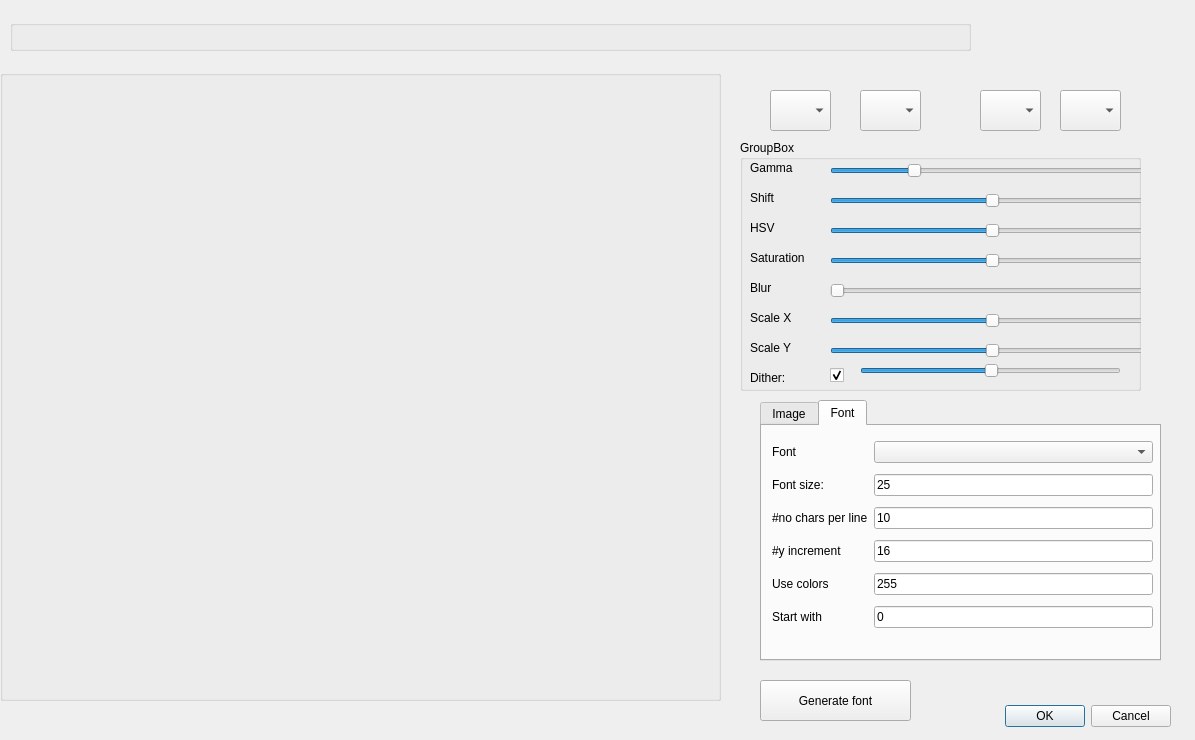
This is dialogimport.ui in leuat/TRSE as Qt 5 draws it before an edit. The edited form follows.
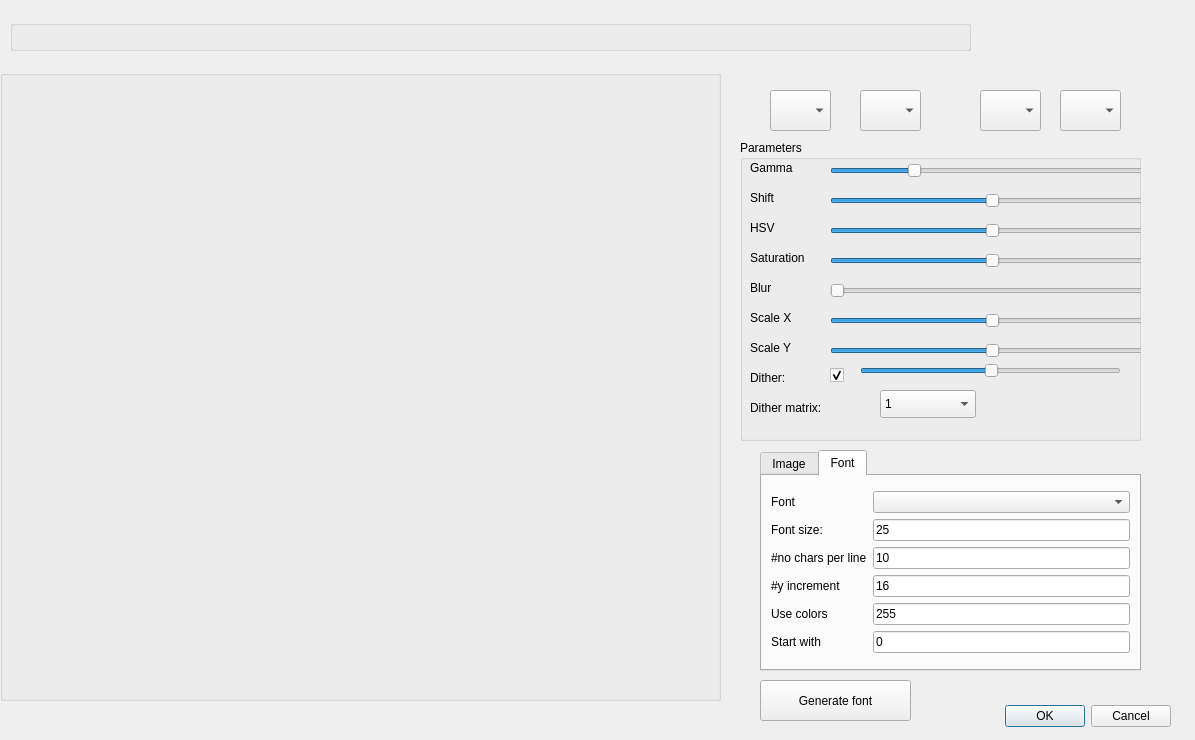
This is the edited form. The open tabs and pages were chosen to show the change.

```diff
--- a/dialogimport.ui
+++ b/dialogimport.ui
@@ -114,11 +114,11 @@
      <x>740</x>
      <y>140</y>
      <width>401</width>
-     <height>251</height>
+     <height>301</height>
     </rect>
    </property>
    <property name="title">
-    <string>GroupBox</string>
+    <string>Parameters</string>
    </property>
    <widget class="QSlider" name="hsSat">
     <property name="geometry">
@@ -377,6 +377,49 @@
      <enum>Qt::Horizontal</enum>
     </property>
    </widget>
+   <widget class="QLabel" name="label_15">
+    <property name="geometry">
+     <rect>
+      <x>10</x>
+      <y>260</y>
+      <width>141</width>
+      <height>16</height>
+     </rect>
+    </property>
+    <property name="text">
+     <string>Dither matrix:</string>
+    </property>
+   </widget>
+   <widget class="QComboBox" name="cmbDither">
+    <property name="geometry">
+     <rect>
+      <x>140</x>
+      <y>250</y>
+      <width>96</width>
+      <height>28</height>
+     </rect>
+    </property>
+    <item>
+     <property name="text">
+      <string>1</string>
+     </property>
+    </item>
+    <item>
+     <property name="text">
+      <string>2</string>
+     </property>
+    </item>
+    <item>
+     <property name="text">
+      <string>3</string>
+     </property>
+    </item>
+    <item>
+     <property name="text">
+      <string>4</string>
+     </property>
+    </item>
+   </widget>
   </widget>
   <widget class="QComboBox" name="cmbMC1">
    <property name="geometry">
@@ -402,9 +445,9 @@
    <property name="geometry">
     <rect>
      <x>760</x>
-     <y>400</y>
-     <width>401</width>
-     <height>261</height>
+     <y>450</y>
+     <width>381</width>
+     <height>221</height>
     </rect>
    </property>
    <property name="currentIndex">
@@ -445,15 +488,8 @@
     <attribute name="title">
      <string>Font</string>
     </attribute>
-    <widget class="QWidget" name="gridLayoutWidget">
-     <property name="geometry">
-      <rect>
-       <x>10</x>
-       <y>10</y>
-       <width>381</width>
-       <height>200</height>
-      </rect>
-     </property>
+    <layout class="QGridLayout" name="gridLayout_2">
+     <item row="0" column="0">
      <layout class="QGridLayout" name="gridLayout">
       <item row="1" column="0">
        <widget class="QLabel" name="label_9">
@@ -536,7 +572,8 @@
        </widget>
       </item>
      </layout>
-    </widget>
+     </item>
+    </layout>
    </widget>
   </widget>
   <widget class="QPushButton" name="btnImport_2">
```
Lines whose indentation alone changed are shown as unchanged.
